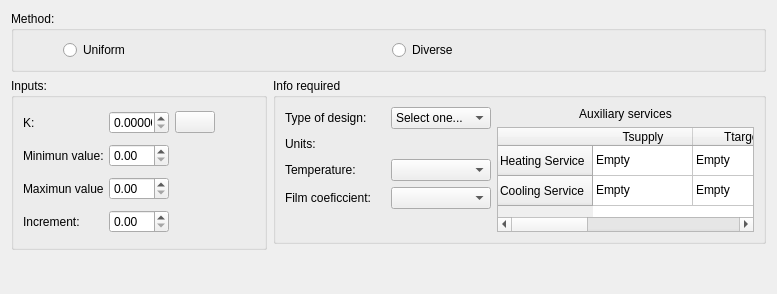
The window that contenido_plots_area.ui (Gahemo0306/SHEN_ACTUALIZADO) describes before a commit, drawn with Qt 5.
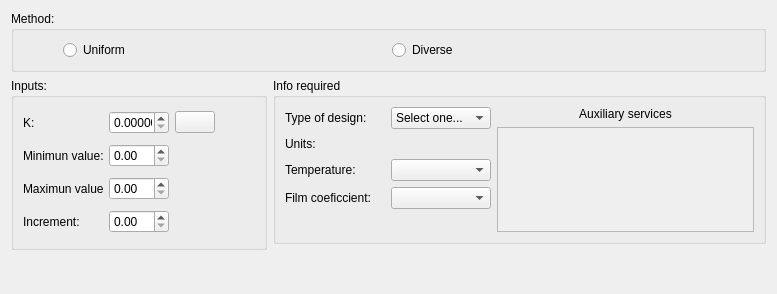
The same window after the commit. Icons and pictures are not drawn.

Patch:
```diff
--- a/contenido_plots_area.ui
+++ b/contenido_plots_area.ui
@@ -248,6 +248,9 @@
           </item>
           <item row="1" column="0">
            <widget class="QTableWidget" name="Services">
+            <property name="enabled">
+             <bool>false</bool>
+            </property>
             <property name="sizePolicy">
              <sizepolicy hsizetype="Fixed" vsizetype="Fixed">
               <horstretch>0</horstretch>
@@ -266,61 +269,6 @@
               <height>105</height>
              </size>
             </property>
-            <row>
-             <property name="text">
-              <string>Heating Service</string>
-             </property>
-            </row>
-            <row>
-             <property name="text">
-              <string>Cooling Service</string>
-             </property>
-            </row>
-            <column>
-             <property name="text">
-              <string>Tsupply</string>
-             </property>
-            </column>
-            <column>
-             <property name="text">
-              <string>Ttarget</string>
-             </property>
-            </column>
-            <column>
-             <property name="text">
-              <string>h</string>
-             </property>
-            </column>
-            <item row="0" column="0">
-             <property name="text">
-              <string>Empty</string>
-             </property>
-            </item>
-            <item row="0" column="1">
-             <property name="text">
-              <string>Empty</string>
-             </property>
-            </item>
-            <item row="0" column="2">
-             <property name="text">
-              <string>Empty</string>
-             </property>
-            </item>
-            <item row="1" column="0">
-             <property name="text">
-              <string>Empty</string>
-             </property>
-            </item>
-            <item row="1" column="1">
-             <property name="text">
-              <string>Empty</string>
-             </property>
-            </item>
-            <item row="1" column="2">
-             <property name="text">
-              <string>Empty</string>
-             </property>
-            </item>
            </widget>
           </item>
          </layout>
```
